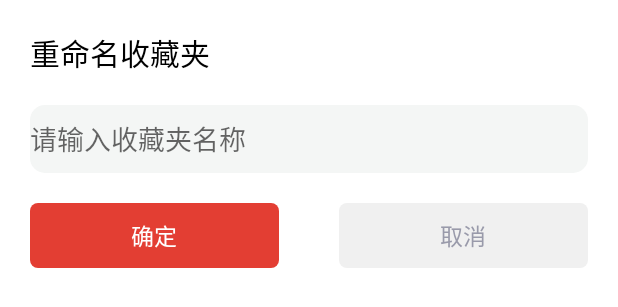
After one commit to xiaosu0428/InterviewApp, an Android app: the layout dialog_question_rename_collection.xml on its own in the app's theme, with its tools: preview values and no code run, on a phone screen of 412 x 824 dp. The commit adds this screen. Shown: the top 307 px of the screen. Run offline under Robolectric (Android 15) with nearby library versions, the phone set to English and light mode, and no system bars; Roboto replaces fonts that are not available here.

Commit message:
完善收藏夹重命名功能：新增弹出重命名对话框

```diff
--- /dev/null
+++ b/InterviewApp/app/src/main/res/layout/dialog_question_rename_collection.xml
@@ -0,0 +1,65 @@
+<?xml version="1.0" encoding="utf-8"?>
+<androidx.constraintlayout.widget.ConstraintLayout xmlns:android="http://schemas.android.com/apk/res/android"
+    xmlns:app="http://schemas.android.com/apk/res-auto"
+    android:layout_width="match_parent"
+    android:layout_height="match_parent"
+    android:background="@color/white">
+
+    <TextView
+        android:id="@+id/dialog_title"
+        android:layout_width="wrap_content"
+        android:layout_height="wrap_content"
+        android:layout_margin="20dp"
+        android:text="重命名收藏夹"
+        android:textColor="@color/black"
+        android:textSize="20sp"
+        app:layout_constraintStart_toStartOf="parent"
+        app:layout_constraintTop_toTopOf="parent" />
+
+    <EditText
+        android:id="@+id/et_collectionName"
+        android:layout_width="match_parent"
+        android:layout_height="45dp"
+        android:layout_margin="20dp"
+        android:background="@drawable/shape_login_register_et"
+        android:hint="请输入收藏夹名称"
+        app:layout_constraintTop_toBottomOf="@id/dialog_title" />
+
+
+    <LinearLayout
+        android:layout_width="match_parent"
+        android:layout_height="wrap_content"
+        android:orientation="horizontal"
+        android:gravity="center"
+        app:layout_constraintTop_toBottomOf="@id/et_collectionName">
+
+        <TextView
+            android:id="@+id/tv_confirm"
+            android:layout_width="0dp"
+            android:layout_weight="1"
+            android:layout_height="wrap_content"
+            android:background="@drawable/selector_dialog_confirm_btn"
+            android:textColor="@color/white"
+            android:padding="10dp"
+            android:gravity="center"
+            android:layout_margin="20dp"
+            android:text="确定"
+            android:clickable="true"
+            android:textSize="15sp"/>
+
+        <TextView
+            android:id="@+id/tv_cancel"
+            android:layout_width="0dp"
+            android:layout_weight="1"
+            android:layout_height="wrap_content"
+            android:background="@drawable/selector_dialog_cancel_btn"
+            android:textColor="#999AAA"
+            android:padding="10dp"
+            android:clickable="true"
+            android:gravity="center"
+            android:layout_margin="20dp"
+            android:text="取消"
+            android:textSize="15sp"/>
+    </LinearLayout>
+
+</androidx.constraintlayout.widget.ConstraintLayout>
```
Also changed, not shown: InterviewApp/app/src/main/java/com/xiaosu/interviewapp/ui/adapter/question/CollectionListViewAdapter.java (+82 -10 lines).
